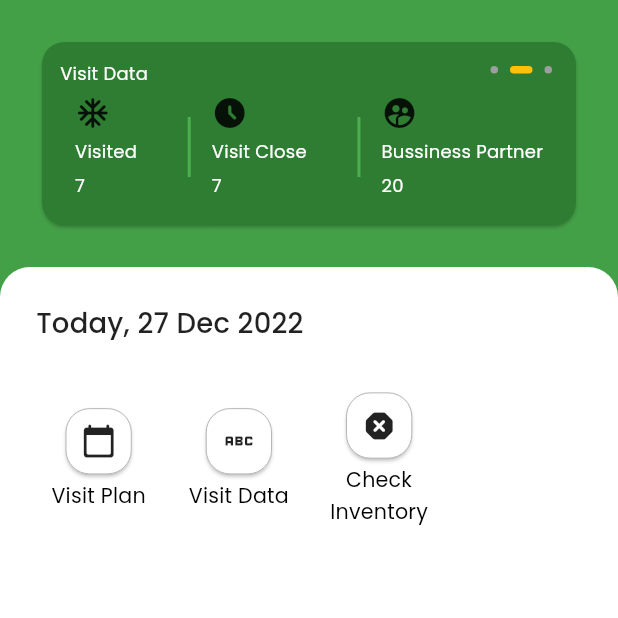
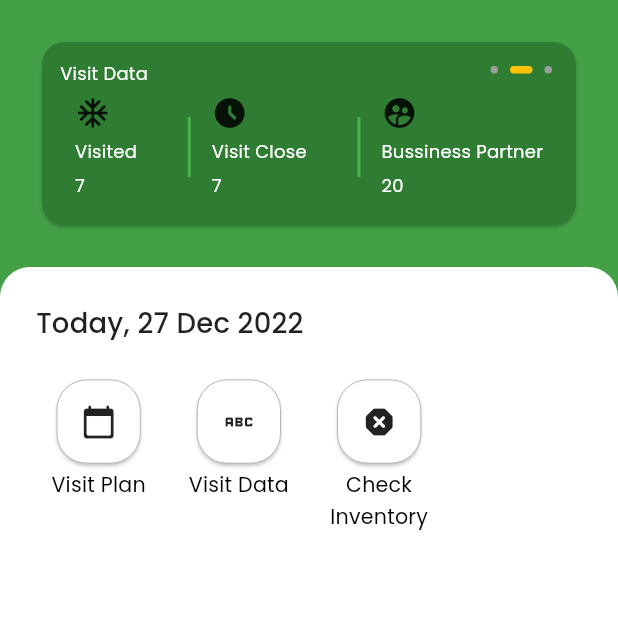
Before and after one commit to wibichamim/flutter-playground, a Flutter app: the screen it shows after launch, on a phone screen of 412 x 824 dp, the top half of it. Run offline on Flutter 3.47's test engine with Material 2 defaults, Android fonts, the phone set to English and light mode, and no system bars; drawn by our look-alikes of smooth_page_indicator; our stand-ins replace dio, equatable, event_bus, flutter_bloc, flutter_image_compress, flutter_local_notifications and 13 more; missing offline and left inert: dio_logging_interceptor; generated files the repository leaves out were written again.

Commit message:
ref: update layout menu item

```diff
--- a/lib/ui/home/widget/menu_item.dart
+++ b/lib/ui/home/widget/menu_item.dart
@@ -46,21 +46,18 @@ class MenuWidget extends StatelessWidget {
 
   @override
   Widget build(BuildContext context) {
-    return Padding(
-      padding: const EdgeInsets.symmetric(horizontal: 5),
-      child: GestureDetector(
+    return GestureDetector(
       onTap: () => context.pushNamed(menuItem.page),
       child: Column(
-          mainAxisAlignment: MainAxisAlignment.center,
+        mainAxisAlignment: MainAxisAlignment.start,
         crossAxisAlignment: CrossAxisAlignment.center,
         children: [
           Card(
             shape: RoundedRectangleBorder(
-                  borderRadius: BorderRadius.circular(16),
+                borderRadius: BorderRadius.circular(20),
                 side: const BorderSide(width: 0.5, color: Colors.grey)),
             child: Padding(
-                  padding: const EdgeInsets.all(10),
-                  child: Icon(menuItem.icon)),
+                padding: const EdgeInsets.all(16), child: Icon(menuItem.icon)),
           ),
           Text(
             menuItem.label,
@@ -69,7 +66,6 @@ class MenuWidget extends StatelessWidget {
           ),
         ],
       ),
-      ),
     );
   }
 }
```
Lines whose indentation alone changed are shown as unchanged.
